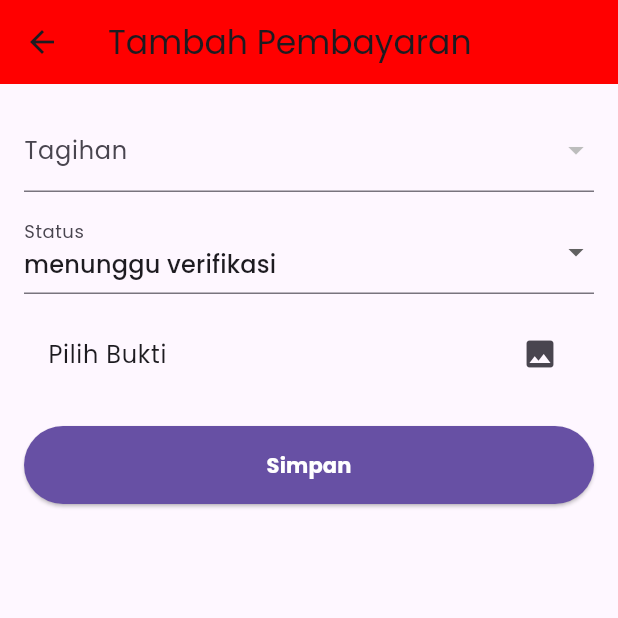
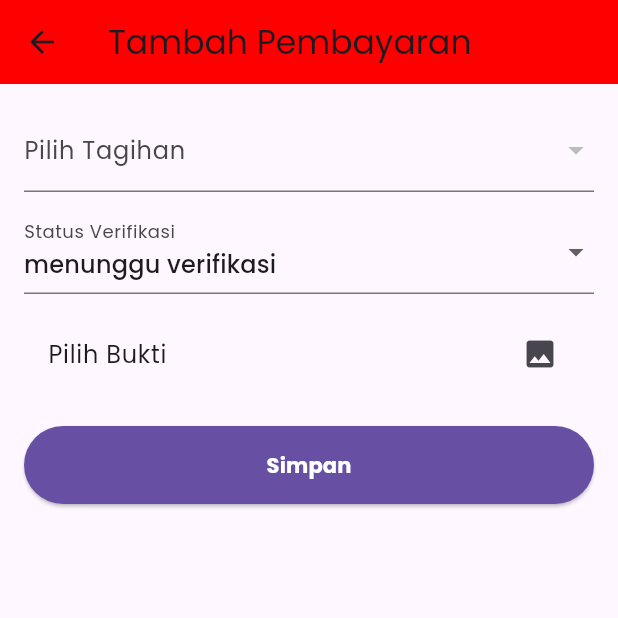
Before and after one commit to Arafian01/Flutter-Project, a Flutter app: the AddPembayaranPage screen opened by its route, after a tap on "Simpan", on a phone screen of 412 x 824 dp, the top half of it. Run offline on Flutter 3.47's test engine with Material 3 defaults, Android fonts, the phone set to English and light mode, and no system bars; our stand-ins replace cloud_firestore, firebase_auth, firebase_core, flutter_secure_storage, google_fonts, image_picker; missing offline and left inert: dart_frog, postgres; accounts and stored records are empty; statements that could not run were skipped.

Commit message:
Update add_pembayaran_page.dart

```diff
--- a/project_wifi/lib/pages/admin/pembayaran/add_pembayaran_page.dart
+++ b/project_wifi/lib/pages/admin/pembayaran/add_pembayaran_page.dart
@@ -9,31 +9,97 @@ import '../../../widgets/strong_main_button.dart';
 
 class AddPembayaranPage extends StatefulWidget {
   const AddPembayaranPage({Key? key}) : super(key: key);
-  @override State<AddPembayaranPage> createState() => _AddPembayaranPageState();
+  @override
+  State<AddPembayaranPage> createState() => _AddPembayaranPageState();
 }
+
 class _AddPembayaranPageState extends State<AddPembayaranPage> {
   List<Tagihan> _tagihans = [];
-  Tagihan? _sel;
+  Tagihan? _selected;
   String _status = 'menunggu verifikasi';
   File? _image;
   bool _saving = false;
 
-  @override void initState() { super.initState(); _load(); }
-  void _load() async {
-    _tagihans = await fetchTagihans();
-    setState((){});
+  @override
+  void initState() {
+    super.initState();
+    _loadTagihans();
   }
-  Future _pickImage() async {
-    final f=await ImagePicker().pickImage(source:ImageSource.gallery); if(f!=null) setState(()=>_image=File(f.path)); }
-  Future _save() async { if(_sel==null||_image==null) return; setState(()=>_saving=true);
-  try{ await createPembayaran(tagihanId:_sel!.id, pelangganUserId:_sel!.pelangganId, status:_status, imageFile:_image!); Navigator.pop(context,true);}catch(e){ScaffoldMessenger.of(context).showSnackBar(SnackBar(content:Text('Error: $e')));}finally{setState(()=>_saving=false);} }
-  @override Widget build(BuildContext c)=>Scaffold(appBar:AppBar(title:const Text('Tambah Pembayaran'),backgroundColor:Utils.mainThemeColor),body:Padding(padding:const EdgeInsets.all(16),child:ListView(children:[
-    DropdownButtonFormField<Tagihan>(decoration:const InputDecoration(labelText:'Tagihan'),items:_tagihans.map((t)=>DropdownMenuItem(value:t,child:Text(t.bulanTahun))).toList(),onChanged:(v)=>setState(()=>_sel=v),validator:(v)=>v==null?'Pilih tagihan':null),
-    const SizedBox(height:12),
-    DropdownButtonFormField<String>(value:_status,decoration:const InputDecoration(labelText:'Status'),items:['menunggu verifikasi','diterima','ditolak'].map((s)=>DropdownMenuItem(value:s,child:Text(s))).toList(),onChanged:(v)=>setState(()=>_status=v!)),
-    const SizedBox(height:12),
-    ListTile(title:Text(_image==null?'Pilih Bukti':_image!.path.split('/').last),trailing:const Icon(Icons.image),onTap:_pickImage),
-    const SizedBox(height:20),
-    _saving?Center(child:CircularProgressIndicator()):StrongMainButton(label:'Simpan',onTap:_save)
-  ])),);
+
+  Future<void> _loadTagihans() async {
+    try {
+      final list = await TagihanService.fetchTagihans();
+      setState(() => _tagihans = list);
+    } catch (_) {}
+  }
+
+  Future<void> _pickImage() async {
+    final f = await ImagePicker().pickImage(source: ImageSource.gallery);
+    if (f != null) setState(() => _image = File(f.path));
+  }
+
+  Future<void> _save() async {
+    if (_selected == null || _image == null) return;
+    setState(() => _saving = true);
+    try {
+      await PembayaranService.createPembayaran(
+        tagihanId: _selected!.id,
+        statusVerifikasi: _status,
+        imageFile: _image!,
+      );
+      Navigator.pop(context, true);
+    } catch (e) {
+      if (e.toString().contains('409')) {
+        ScaffoldMessenger.of(context).showSnackBar(
+          const SnackBar(content: Text('Tagihan ini sudah pernah dibayar')),
+        );
+      } else {
+        ScaffoldMessenger.of(context).showSnackBar(
+          SnackBar(content: Text('Error: $e')),
+        );
+      }
+    } finally {
+      setState(() => _saving = false);
+    }
+  }
+
+  @override
+  Widget build(BuildContext c) => Scaffold(
+    appBar: AppBar(
+      title: const Text('Tambah Pembayaran'),
+      backgroundColor: Utils.mainThemeColor,
+    ),
+    body: Padding(
+      padding: const EdgeInsets.all(16),
+      child: ListView(children: [
+        DropdownButtonFormField<Tagihan>(
+          decoration: const InputDecoration(labelText: 'Pilih Tagihan'),
+          items: _tagihans
+              .map((t) => DropdownMenuItem(value: t, child: Text('${t.bulanTahun} • Rp ${t.harga}')))
+              .toList(),
+          onChanged: (v) => setState(() => _selected = v),
+          validator: (v) => v == null ? 'Harus memilih tagihan' : null,
+        ),
+        const SizedBox(height: 12),
+        DropdownButtonFormField<String>(
+          value: _status,
+          decoration: const InputDecoration(labelText: 'Status Verifikasi'),
+          items: ['menunggu verifikasi', 'diterima', 'ditolak']
+              .map((s) => DropdownMenuItem(value: s, child: Text(s)))
+              .toList(),
+          onChanged: (v) => setState(() => _status = v!),
+        ),
+        const SizedBox(height: 12),
+        ListTile(
+          title: Text(_image == null ? 'Pilih Bukti' : _image!.path.split('/').last),
+          trailing: const Icon(Icons.image),
+          onTap: _pickImage,
+        ),
+        const SizedBox(height: 20),
+        _saving
+            ? const Center(child: CircularProgressIndicator())
+            : StrongMainButton(label: 'Simpan', onTap: _save),
+      ]),
+    ),
+  );
 }
```
